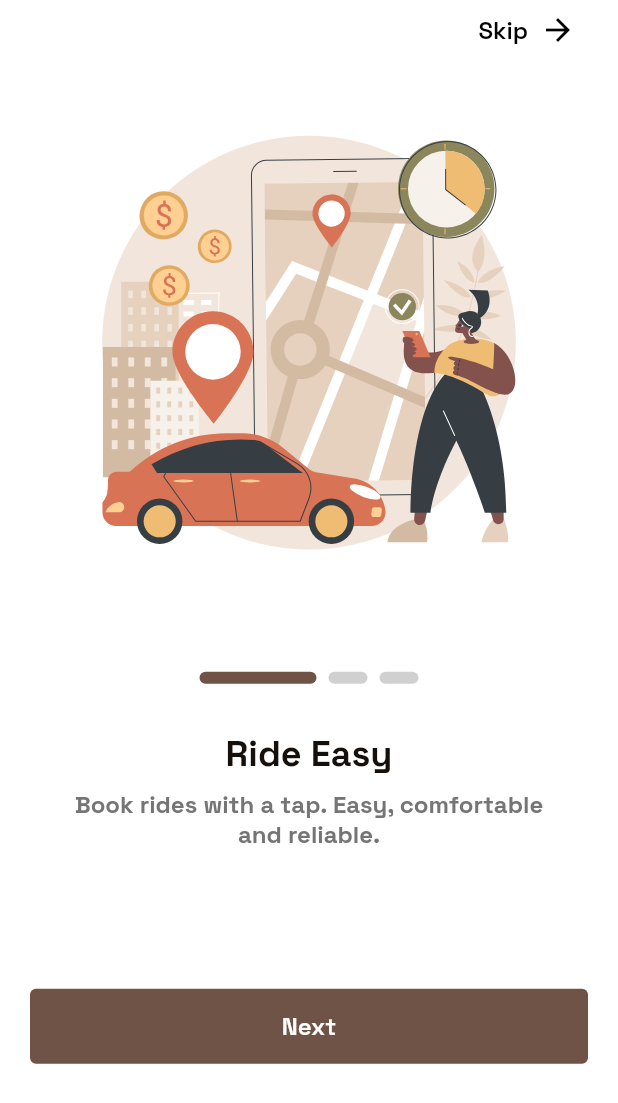
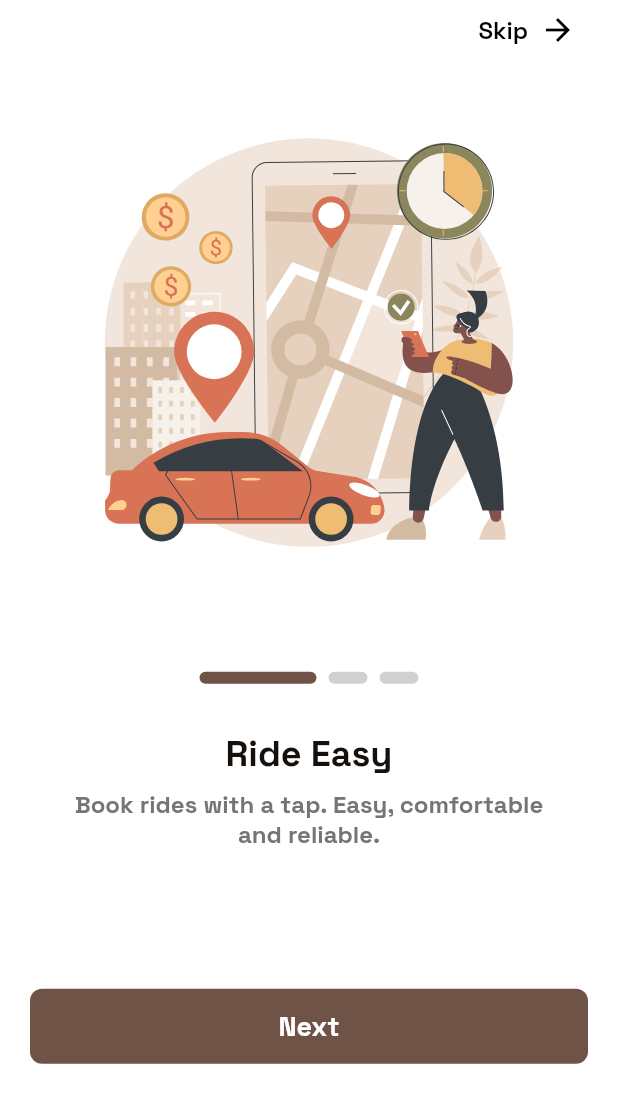
Before and after one commit to faetysal/eazi_ride, a Flutter app: the screen it shows after launch, on a phone screen of 412 x 824 dp. Shown: the top 1103 px of the screen. Run offline on Flutter 3.47's test engine with Material 3 defaults, Android fonts, the light colour scheme and no system bars; drawn by our look-alikes of smooth_page_indicator; our stand-ins replace flutter_svg, get, get_storage, google_fonts.

Commit message:
UI adjustments

```diff
--- a/lib/src/components/button.dart
+++ b/lib/src/components/button.dart
@@ -4,17 +4,19 @@ import 'package:flutter/material.dart';
 class Button extends StatelessWidget {
   final String label;
   final IconData? icon;
+  final Function()? onPressed;
 
   const Button({
     super.key,
     required this.label,
-    this.icon
+    this.icon,
+    this.onPressed
   });
 
   @override
   Widget build(BuildContext context) {
     return TextButton.icon(
-      onPressed: () {},
+      onPressed: onPressed,
       label: Text(label, style: TextStyle(
         fontSize: 18,
         fontWeight: FontWeight.bold
--- a/lib/src/config.dart
+++ b/lib/src/config.dart
@@ -4,3 +4,4 @@ const colorPrimary = Color(0xFF705347);
 const colorAccent = Color(0xFFEAE3C9);
 const colorPrimaryDark = Color(0xFF4E3930);
 const colorBlack = Color(0xFF16100D);
+const colorGrey = Color(0xFF757575);
--- a/lib/src/views/onboarding.dart
+++ b/lib/src/views/onboarding.dart
@@ -1,3 +1,4 @@
+import 'package:eazi_ride/src/components/button.dart';
 import 'package:eazi_ride/src/config.dart';
 import 'package:flutter/material.dart';
 import 'package:flutter_svg/svg.dart';
@@ -152,21 +153,14 @@ class Onboarding extends StatelessWidget {
                       return SizedBox(
                         width: double.infinity,
                         height: 50,
-                        child: TextButton(
+                        child: Button(
                           onPressed: () {
                             final idx = controller.imageCtrl.page;
                             if (idx! < 2) {
                               _jumpToPage(idx.toInt() + 1);
                             }
                           },
-                          style: TextButton.styleFrom(
-                            backgroundColor: colorPrimary,
-                            foregroundColor: Colors.white
-                          ),
-                          child: const Text('Next', style: TextStyle(
-                            fontSize: 16,
-                            fontWeight: FontWeight.w600
-                          )),
+                          label: 'Next'
                         )
                       );
                     }
@@ -174,19 +168,12 @@ class Onboarding extends StatelessWidget {
                     return SizedBox(
                       width: double.infinity,
                       height: 50,
-                      child: TextButton(
+                      child: Button(
                         onPressed: () {
                           GetStorage().write('firstLaunch', false);
                           Get.off(const Login(), id: 0);
                         },
-                        style: TextButton.styleFrom(
-                          backgroundColor: colorPrimary,
-                          foregroundColor: Colors.white
-                        ),
-                        child: const Text('Login', style: TextStyle(
-                          fontSize: 16,
-                          fontWeight: FontWeight.w600
-                        )),
+                        label: 'Login'
                       )
                     );
                   }),
@@ -203,7 +190,7 @@ class Onboarding extends StatelessWidget {
     return SizedBox(
       child: SvgPicture.asset(
         path,
-        fit: BoxFit.cover,
+        // fit: BoxFit.cover,
       )
     );
   }
@@ -231,7 +218,7 @@ class Onboarding extends StatelessWidget {
             style: const TextStyle(
               fontSize: 16,
               fontWeight: FontWeight.w700,
-              color: Color(0xFF757575)
+              color: colorGrey
             ),
             textAlign: TextAlign.center,
           )
```
Also changed, not shown: lib/src/views/login.dart (+25 -6 lines).
